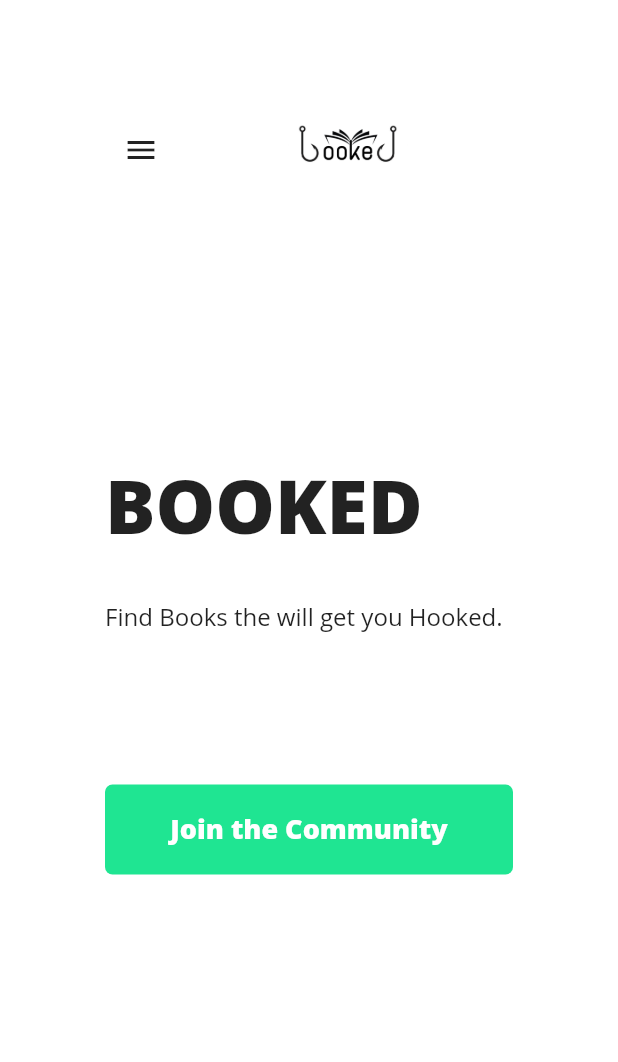
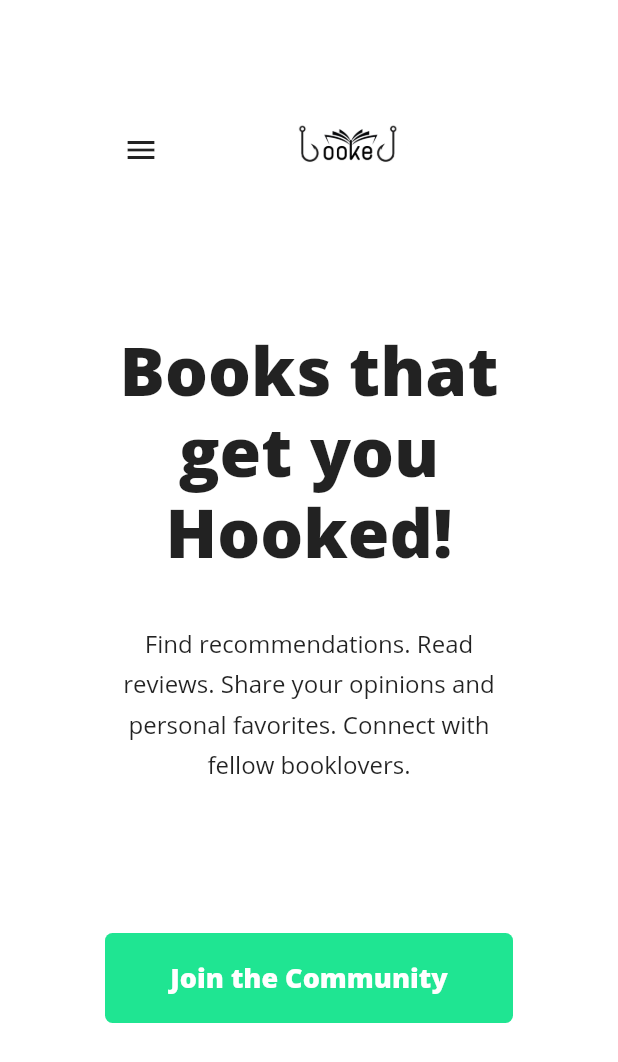
Before and after one commit to INanoG/CPEPE362-H2-, a Flutter app: the screen it shows after launch, on a phone screen of 412 x 824 dp. Shown: the top 1062 px of the screen. Run offline on Flutter 3.47's test engine with Material 2 defaults, Android fonts, the phone set to English and light mode, and no system bars; our stand-ins replace get_it, responsive_builder.

Commit message:
welcome page message replaced

```diff
--- a/bookedwebapp/booked_webapp_v1/lib/widgets/course_details/course_details.dart
+++ b/bookedwebapp/booked_webapp_v1/lib/widgets/course_details/course_details.dart
@@ -14,7 +14,7 @@ class Course_Details extends StatelessWidget {
                 : TextAlign.center;
         double titleSize =
             stringInformation.deviceScreenType == DeviceScreenType.mobile
-                ? 50
+                ? 45
                 : 80;
         double descriptionSize =
             stringInformation.deviceScreenType == DeviceScreenType.mobile
@@ -28,10 +28,10 @@ class Course_Details extends StatelessWidget {
             mainAxisAlignment: MainAxisAlignment.center,
             children: <Widget>[
               Text(
-                'BOOKED',
+                'Books that get you Hooked!',
                 style: TextStyle(
-                    fontWeight: FontWeight.w800,
-                    height: 0.9,
+                    fontWeight: FontWeight.w600,
+                    height: 1.2,
                     fontSize: titleSize),
                 textAlign: textAlignment,
               ),
@@ -39,7 +39,7 @@ class Course_Details extends StatelessWidget {
                 height: 30,
               ),
               Text(
-                'Find Books the will get you Hooked.',
+                'Find recommendations. Read reviews. Share your opinions and personal favorites. Connect with fellow booklovers.',
                 style: TextStyle(fontSize: descriptionSize, height: 1.7),
                 textAlign: textAlignment,
               )
```
